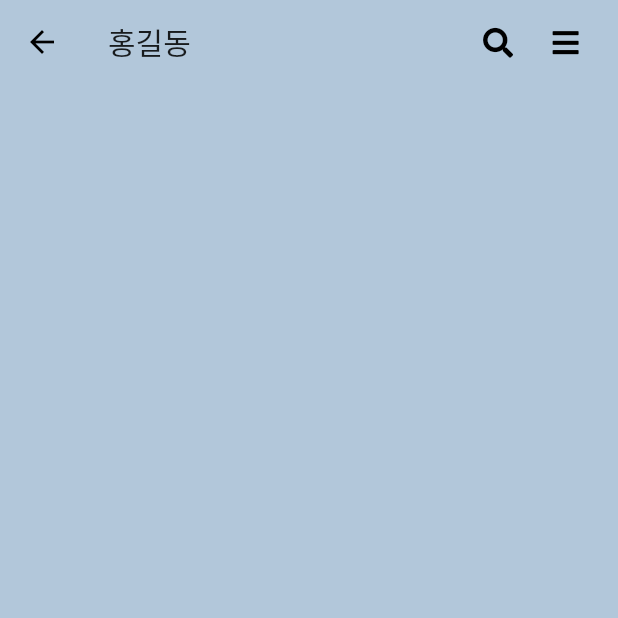
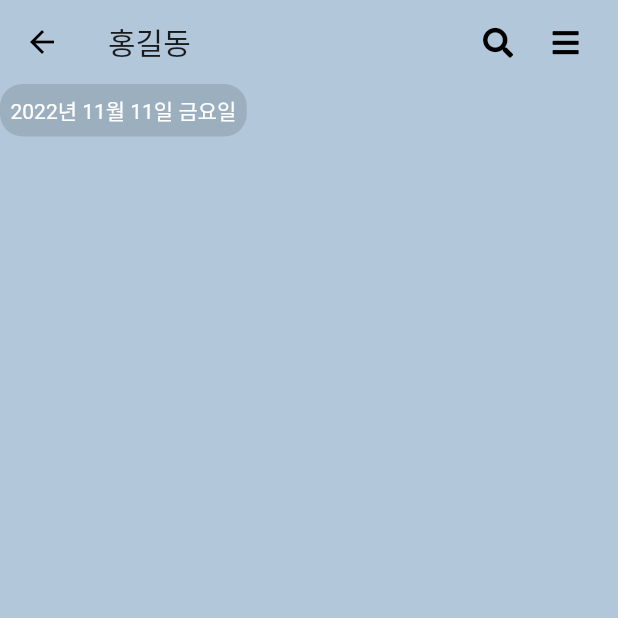
Before and after one commit to seong9566/Flutter-Kakao, a Flutter app: the ChatRoomScreen screen opened directly, on a phone screen of 412 x 824 dp, the top half of it. Run offline on Flutter 3.47's test engine with Material 2 defaults, Android fonts, the phone set to English and light mode, and no system bars; our stand-ins replace font_awesome_flutter; network calls fail.

Commit message:
채팅방에 TimeLine 넣기

```diff
--- a/lib/screens/chat_room_screen.dart
+++ b/lib/screens/chat_room_screen.dart
@@ -1,4 +1,5 @@
 import 'package:flutter/material.dart';
+import 'package:flutter_kakao/components/time_line.dart';
 import 'package:font_awesome_flutter/font_awesome_flutter.dart';
 
 class ChatRoomScreen extends StatefulWidget {
@@ -11,7 +12,8 @@ class ChatRoomScreen extends StatefulWidget {
 class _ChatRoomScreenState extends State<ChatRoomScreen> {
   @override
   Widget build(BuildContext context) {
-    return Container(
+    return Scaffold(
+      body: Container(
         color: Color(0xFFb2c7da),
         child: Scaffold(
           backgroundColor: Colors.transparent, // Scaffold가 배경을 가리지 않게 처리 - 중요
@@ -34,6 +36,19 @@ class _ChatRoomScreenState extends State<ChatRoomScreen> {
               SizedBox(width: 25),
             ],
           ),
+          body: Column(
+            children: [
+              Expanded(
+                  child: SingleChildScrollView(
+                child: Column(
+                  children: [
+                    TimeLine(time: "2022년 11월 11일 금요일"),
+                  ],
+                ),
+              ))
+            ],
+          ),
+        ),
       ),
     );
   }
```
Lines whose indentation alone changed are shown as unchanged.
